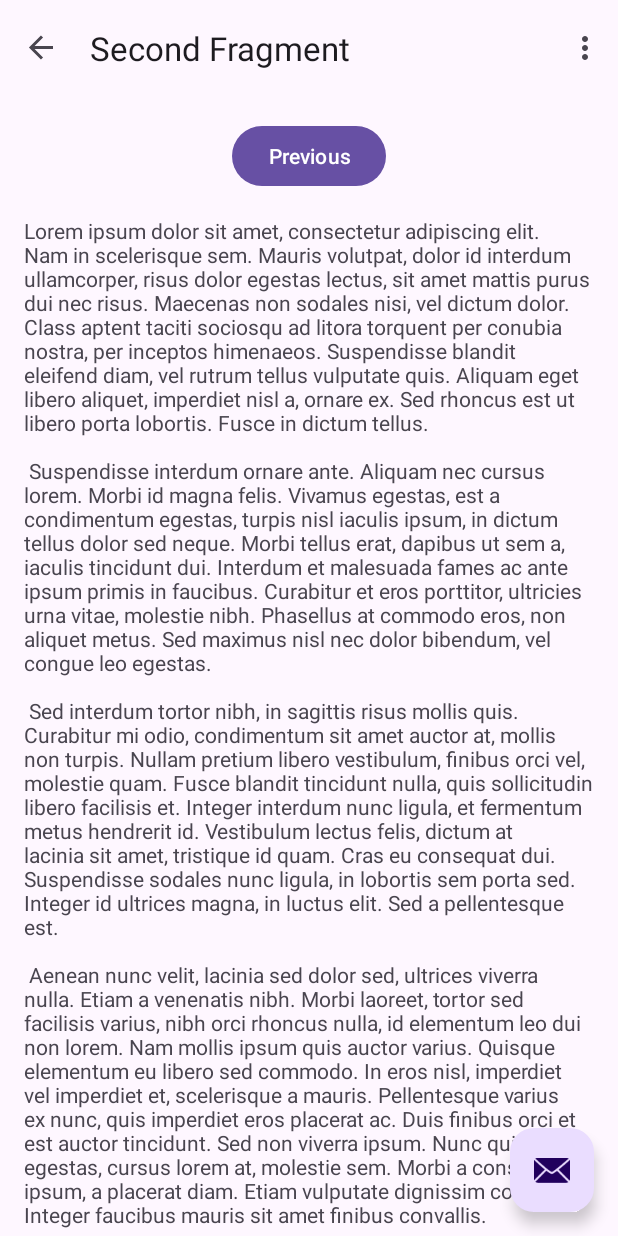
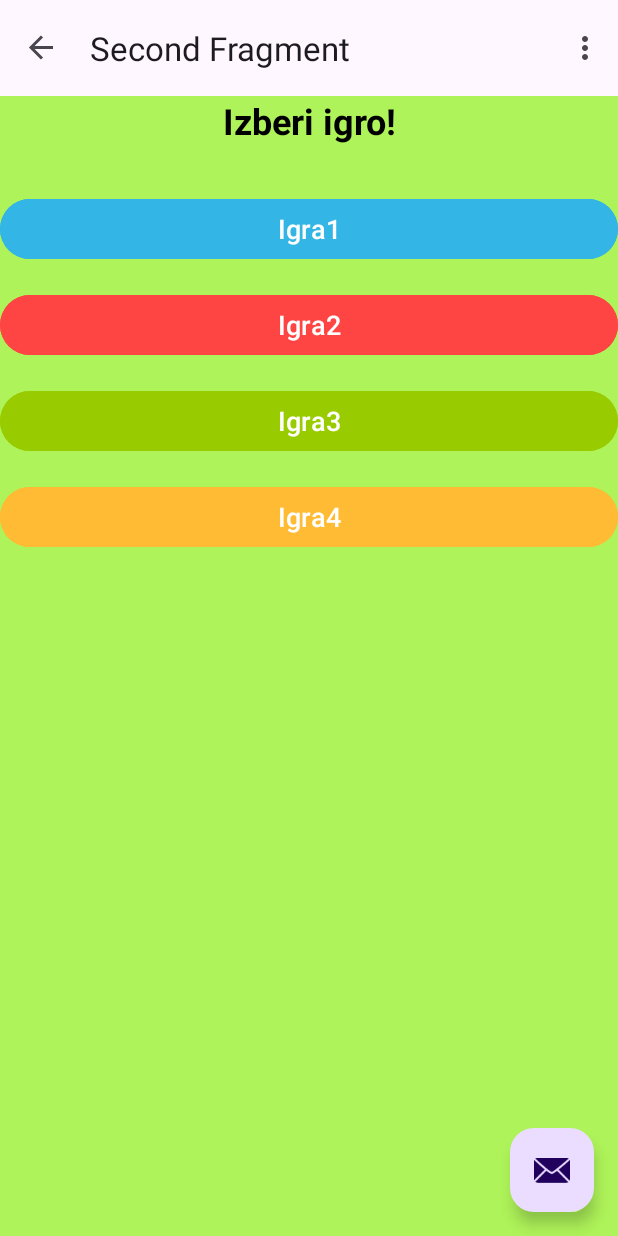
Before and after one commit to xCuzMe12/kvizle-final, an Android app: the SecondFragment screen opened through its navigation route, on a phone screen of 412 x 824 dp. Run offline under Robolectric (Android 15) with nearby library versions, the phone set to English and light mode, and no system bars; our stand-ins replace navigation-ui; 3 statements that could not run were skipped.

Commit message:
Dodani zasloni

```diff
--- a/app/src/main/java/com/example/kvizle/FirstFragment.kt
+++ b/app/src/main/java/com/example/kvizle/FirstFragment.kt
@@ -1,39 +1,32 @@
 package com.example.kvizle
 
 import android.os.Bundle
-import androidx.fragment.app.Fragment
 import android.view.LayoutInflater
 import android.view.View
 import android.view.ViewGroup
-import androidx.navigation.fragment.findNavController
-import com.example.kvizle.databinding.FragmentFirstBinding
+import androidx.fragment.app.Fragment
+import androidx.fragment.app.FragmentTransaction
 
-/**
- * A simple [Fragment] subclass as the default destination in the navigation.
- */
 class FirstFragment : Fragment() {
 
     private var _binding: FragmentFirstBinding? = null
-
-    // This property is only valid between onCreateView and
-    // onDestroyView.
     private val binding get() = _binding!!
 
     override fun onCreateView(
         inflater: LayoutInflater, container: ViewGroup?,
         savedInstanceState: Bundle?
-    ): View {
-
+    ): View? {
         _binding = FragmentFirstBinding.inflate(inflater, container, false)
         return binding.root
-
     }
 
     override fun onViewCreated(view: View, savedInstanceState: Bundle?) {
         super.onViewCreated(view, savedInstanceState)
 
-        binding.buttonFirst.setOnClickListener {
-            findNavController().navigate(R.id.action_FirstFragment_to_SecondFragment)
+        // Set up the "Games" button click listener
+        binding.games.setOnClickListener {
+            // Navigate using the NavController
+            findNavController().navigate(R.id.action_firstFragment_to_secondFragment)
         }
     }
 
--- a/app/src/main/java/com/example/kvizle/SecondFragment.kt
+++ b/app/src/main/java/com/example/kvizle/SecondFragment.kt
@@ -32,9 +32,9 @@ class SecondFragment : Fragment() {
     override fun onViewCreated(view: View, savedInstanceState: Bundle?) {
         super.onViewCreated(view, savedInstanceState)
 
-        binding.buttonSecond.setOnClickListener {
+        /*binding.buttonSecond.setOnClickListener {
             findNavController().navigate(R.id.action_SecondFragment_to_FirstFragment)
-        }
+        }*/
     }
 
     override fun onDestroyView() {
--- a/app/src/main/res/layout/activity_main.xml
+++ b/app/src/main/res/layout/activity_main.xml
@@ -6,6 +6,11 @@
     android:layout_height="match_parent"
     android:fitsSystemWindows="true"
     tools:context=".MainActivity">
+
+    <FrameLayout
+        android:id="@+id/fragment_container"
+        android:layout_width="match_parent"
+        android:layout_height="match_parent" />
 
     <com.google.android.material.appbar.AppBarLayout
         android:layout_width="match_parent"
--- a/app/src/main/res/layout/fragment_second.xml
+++ b/app/src/main/res/layout/fragment_second.xml
@@ -4,32 +4,65 @@
     xmlns:tools="http://schemas.android.com/tools"
     android:layout_width="match_parent"
     android:layout_height="match_parent"
+    android:background="@color/greenLime"
     tools:context=".SecondFragment">
 
-    <androidx.constraintlayout.widget.ConstraintLayout
+    <LinearLayout
         android:layout_width="match_parent"
         android:layout_height="match_parent"
-        android:padding="16dp">
+        android:orientation="vertical"
+        android:gravity="center">
+
+        <!-- Title Text -->
+        <TextView
+            android:layout_width="wrap_content"
+            android:layout_height="wrap_content"
+            android:text="Izberi igro!"
+            android:textSize="24sp"
+            android:textStyle="bold"
+            android:textColor="@android:color/black"
+            android:gravity="center"
+            android:layout_marginBottom="32dp" />
+
+        <!-- Game Buttons -->
+        <Button
+            android:id="@+id/igra1Button"
+            android:layout_width="match_parent"
+            android:layout_height="wrap_content"
+            android:layout_marginBottom="16dp"
+            android:text="Igra1"
+            android:textSize="18sp"
+            android:backgroundTint="@android:color/holo_blue_light"
+            android:textColor="@android:color/white" />
 
         <Button
-            android:id="@+id/button_second"
-            android:layout_width="wrap_content"
+            android:id="@+id/igra2Button"
+            android:layout_width="match_parent"
             android:layout_height="wrap_content"
-            android:text="@string/previous"
-            app:layout_constraintBottom_toTopOf="@id/textview_second"
-            app:layout_constraintEnd_toEndOf="parent"
-            app:layout_constraintStart_toStartOf="parent"
-            app:layout_constraintTop_toTopOf="parent" />
+            android:layout_marginBottom="16dp"
+            android:text="Igra2"
+            android:textSize="18sp"
+            android:backgroundTint="@android:color/holo_red_light"
+            android:textColor="@android:color/white" />
 
-        <TextView
-            android:id="@+id/textview_second"
-            android:layout_width="wrap_content"
+        <Button
+            android:id="@+id/igra3Button"
+            android:layout_width="match_parent"
             android:layout_height="wrap_content"
-            android:layout_marginTop="16dp"
-            android:text="@string/lorem_ipsum"
-            app:layout_constraintBottom_toBottomOf="parent"
-            app:layout_constraintEnd_toEndOf="parent"
-            app:layout_constraintStart_toStartOf="parent"
-            app:layout_constraintTop_toBottomOf="@id/button_second" />
-    </androidx.constraintlayout.widget.ConstraintLayout>
+            android:layout_marginBottom="16dp"
+            android:text="Igra3"
+            android:textSize="18sp"
+            android:backgroundTint="@android:color/holo_green_light"
+            android:textColor="@android:color/white" />
+
+        <Button
+            android:id="@+id/igra4Button"
+            android:layout_width="match_parent"
+            android:layout_height="wrap_content"
+            android:text="Igra4"
+            android:textSize="18sp"
+            android:backgroundTint="@android:color/holo_orange_light"
+            android:textColor="@android:color/white" />
+
+    </LinearLayout>
 </androidx.core.widget.NestedScrollView>
--- a/app/src/main/res/navigation/nav_graph.xml
+++ b/app/src/main/res/navigation/nav_graph.xml
@@ -1,28 +1,23 @@
 <?xml version="1.0" encoding="utf-8"?>
 <navigation xmlns:android="http://schemas.android.com/apk/res/android"
     xmlns:app="http://schemas.android.com/apk/res-auto"
-    xmlns:tools="http://schemas.android.com/tools"
     android:id="@+id/nav_graph"
-    app:startDestination="@id/FirstFragment">
+    app:startDestination="@id/firstFragment">
 
+    <!-- First Fragment -->
     <fragment
-        android:id="@+id/FirstFragment"
+        android:id="@+id/firstFragment"
         android:name="com.example.kvizle.FirstFragment"
-        android:label="@string/first_fragment_label"
-        tools:layout="@layout/fragment_first">
+        android:label="First Fragment">
+        <!-- Action to navigate to the Second Fragment -->
+        <action
+            android:id="@+id/action_firstFragment_to_secondFragment"
+            app:destination="@id/secondFragment" />
+    </fragment>
 
-        <action
-            android:id="@+id/action_FirstFragment_to_SecondFragment"
-            app:destination="@id/SecondFragment" />
-    </fragment>
+    <!-- Second Fragment -->
     <fragment
-        android:id="@+id/SecondFragment"
+        android:id="@+id/secondFragment"
         android:name="com.example.kvizle.SecondFragment"
-        android:label="@string/second_fragment_label"
-        tools:layout="@layout/fragment_second">
-
-        <action
-            android:id="@+id/action_SecondFragment_to_FirstFragment"
-            app:destination="@id/FirstFragment" />
-    </fragment>
+        android:label="Second Fragment" />
 </navigation>
--- a/app/src/main/res/values/colors.xml
+++ b/app/src/main/res/values/colors.xml
@@ -2,4 +2,9 @@
 <resources>
     <color name="black">#FF000000</color>
     <color name="white">#FFFFFFFF</color>
+    <color name="yellow">#EBC82A</color>
+    <color name="orange">#FFA500</color>
+    <color name="red">#FF0000</color>
+    <color name="brown">#8B4513</color>
+    <color name="greenLime">#AEF359</color>
 </resources>
```
Also changed, not shown: app/src/main/res/layout/fragment_first.xml (+46 -21 lines).
